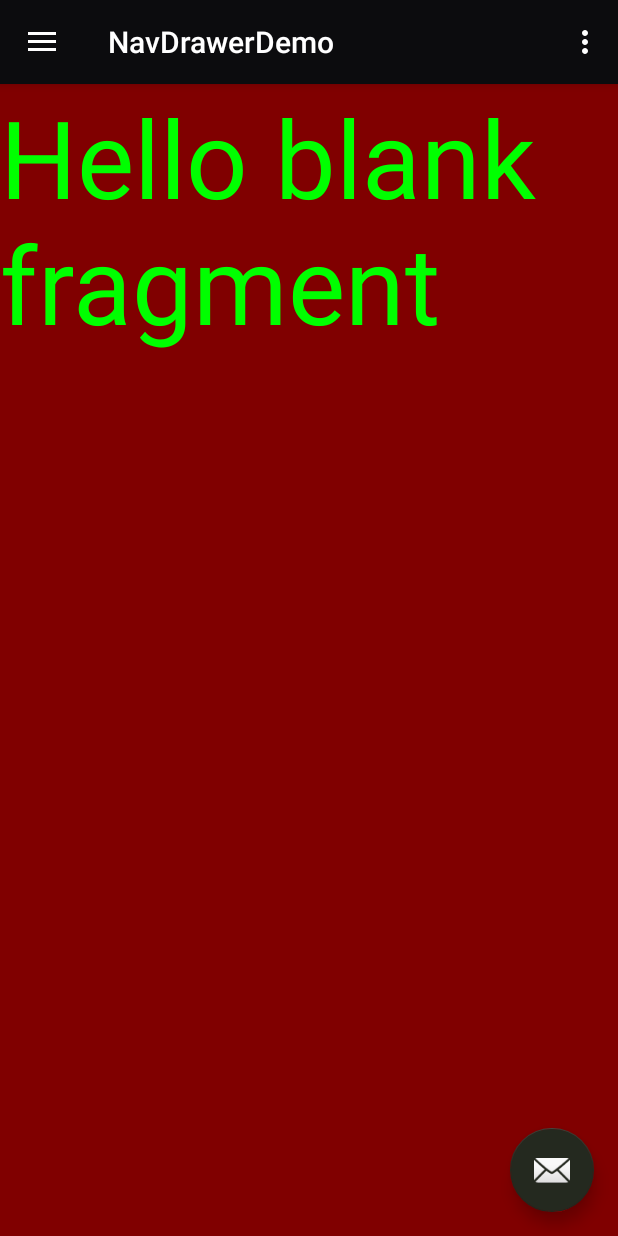
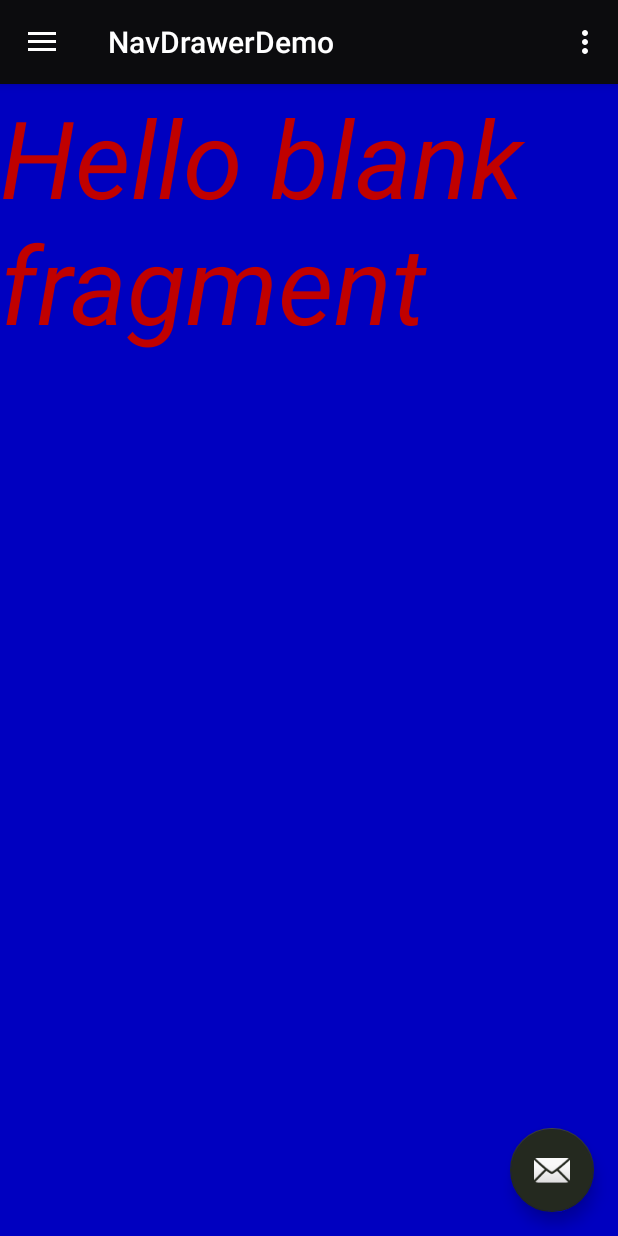
Before and after one commit to felipecook/nav-drawer-demo, an Android app: the screen it shows after launch (MainActivity), in the side drawer, after a tap on "Fragment 2", on a phone screen of 412 x 824 dp. Run offline under Robolectric (Android 15) with nearby library versions, the phone set to English and light mode, and no system bars.

Commit message:
Added Fragment2a

```diff
--- /dev/null
+++ b/app/src/main/java/edu/cnm/deepdive/navdrawerdemo/Fragment2.java
@@ -0,0 +1,31 @@
+package edu.cnm.deepdive.navdrawerdemo;
+
+
+import android.os.Bundle;
+import android.support.v4.app.Fragment;
+import android.view.LayoutInflater;
+import android.view.View;
+import android.view.ViewGroup;
+import android.widget.TextView;
+
+
+public class Fragment2 extends Fragment {
+
+  public static final String BODY_TEXT_KEY = "body_text";
+
+  @Override
+  public View onCreateView(LayoutInflater inflater, ViewGroup container,
+      Bundle savedInstanceState) {
+    View view = inflater.inflate(R.layout.fragment_fragment2, container, false);
+    Bundle args = getArguments();
+    if (args != null) {
+      String body = args.getString(BODY_TEXT_KEY);
+      if (body != null) {
+        TextView bodyText = view.findViewById(R.id.body_text);
+        bodyText.setText(body);
+      }
+    }
+    return view;
+  }
+
+}
--- a/app/src/main/java/edu/cnm/deepdive/navdrawerdemo/MainActivity.java
+++ b/app/src/main/java/edu/cnm/deepdive/navdrawerdemo/MainActivity.java
@@ -79,16 +79,20 @@ public class MainActivity extends AppCompatActivity
   @Override
   public boolean onNavigationItemSelected(MenuItem item) {
 
+    Bundle args = new Bundle();
+
     switch (item.getItemId()) {
       case R.id.fragment_1:
-        Fragment1 fragment = new Fragment1();
-        getSupportFragmentManager().beginTransaction()
-            .add(R.id.fragment_container, fragment, fragment.getClass().getSimpleName())
-            .commit();
+        loadFragment(new Fragment1(), R.id.fragment_container, "fragment1", null);
         break;
 
       case R.id.fragment_2:
-        // TODO jump to frag 2
+        loadFragment(new Fragment2(), R.id.fragment_container, "fragment2", null);
+        break;
+
+      case R.id.fragment_2a:
+        args.putString(Fragment2.BODY_TEXT_KEY, "Here comes another one.");
+        loadFragment(new Fragment2(), R.id.fragment_container, "fragment2a", args);
         break;
     }
 
--- /dev/null
+++ b/app/src/main/res/layout/fragment_fragment2.xml
@@ -0,0 +1,19 @@
+<?xml version="1.0" encoding="utf-8"?>
+<FrameLayout xmlns:android="http://schemas.android.com/apk/res/android"
+  xmlns:tools="http://schemas.android.com/tools"
+  android:layout_width="match_parent"
+  android:layout_height="match_parent"
+  android:background="#0000C0"
+  tools:context=".Fragment2">
+
+  <!-- TODO: Update blank fragment layout -->
+  <TextView
+    android:id="@+id/body_text"
+    android:layout_width="match_parent"
+    android:layout_height="match_parent"
+    android:textColor="#C00000"
+    android:textSize="72sp"
+    android:textStyle="italic"
+    android:text="@string/hello_blank_fragment"/>
+
+</FrameLayout>
--- a/app/src/main/res/menu/activity_main_drawer.xml
+++ b/app/src/main/res/menu/activity_main_drawer.xml
@@ -12,6 +12,10 @@
       android:id="@+id/fragment_2"
       android:icon="@drawable/ic_menu_gallery"
       android:title="Fragment 2"/>
+    <item
+      android:id="@+id/fragment_2a"
+      android:icon="@drawable/ic_menu_gallery"
+      android:title="Another Fragment 2"/>
   </group>
 
 </menu>
```
